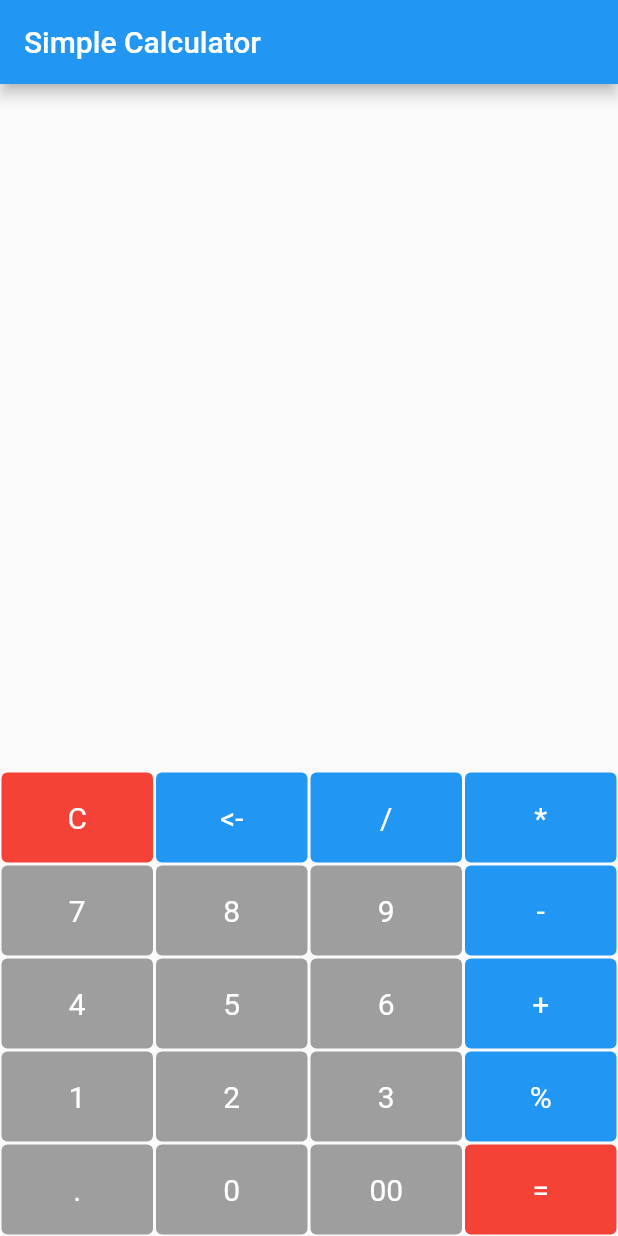
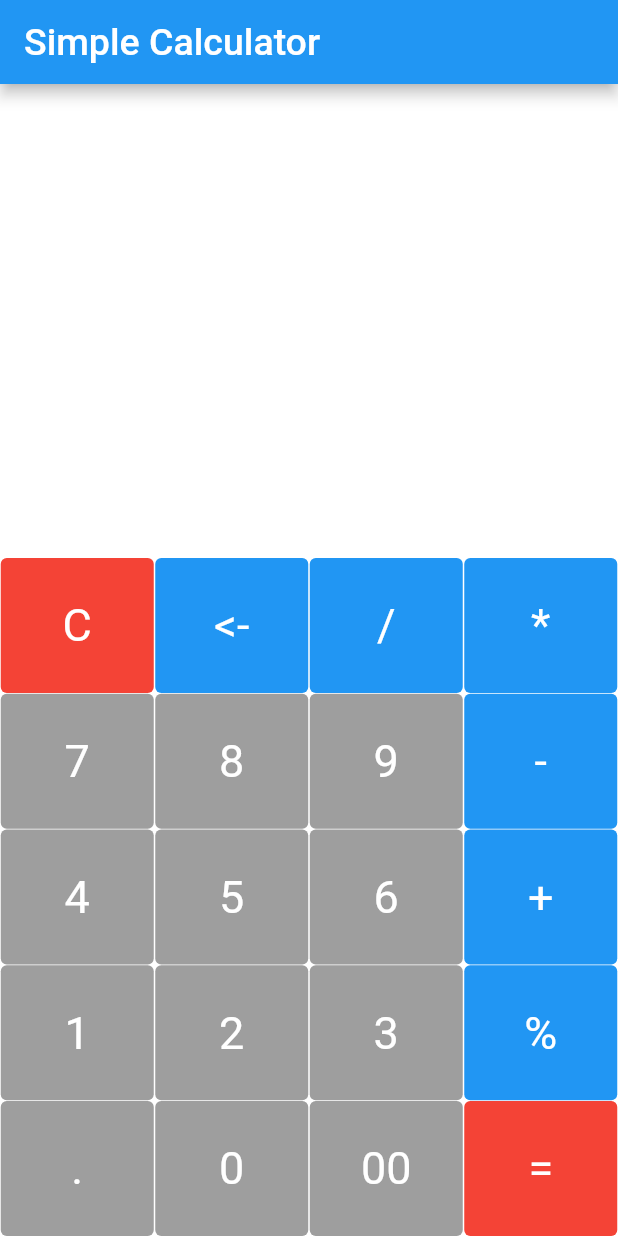
Before and after one commit to niravchavda99/flutter, a Flutter app: the screen it shows after launch, on a phone screen of 412 x 824 dp. Run offline on Flutter 3.47's test engine with Material 2 defaults, Android fonts, the phone set to English and light mode, and no system bars; our stand-ins replace cloud_firestore, firebase_auth, firebase_core, firebase_messaging, firebase_storage, image_picker and 2 more; accounts and stored records are empty.

Commit message:
Simple Calculator Completed

```diff
--- a/calculator/lib/screens/simple_calculator.dart
+++ b/calculator/lib/screens/simple_calculator.dart
@@ -69,10 +69,15 @@ class _SimpleCalculatorState extends State<SimpleCalculator> {
   Widget build(BuildContext context) {
     final Color bgColor = Theme.of(context).primaryColor;
     final Color fgColor = Colors.white;
+    final Color themeColor = Colors.white;
 
     return Scaffold(
+      backgroundColor: themeColor,
       appBar: AppBar(
-        title: Text('Simple Calculator'),
+        title: Text(
+          'Simple Calculator',
+          style: TextStyle(fontSize: 25),
+        ),
       ),
       body: Column(
         children: [
@@ -83,13 +88,14 @@ class _SimpleCalculatorState extends State<SimpleCalculator> {
               child: Text(
                 this._inputText,
                 style: TextStyle(
-                  fontSize: 50,
+                  fontSize: 80,
                 ),
                 textAlign: TextAlign.right,
               ),
             ),
           ),
           Row(
+            mainAxisAlignment: MainAxisAlignment.spaceBetween,
             children: [
               Button(
                 key: ValueKey('C'),
--- a/calculator/lib/widgets/button.dart
+++ b/calculator/lib/widgets/button.dart
@@ -6,20 +6,20 @@ class Button extends StatelessWidget {
   final Color foregroundColor;
   final Function onClick;
 
-  Button(
-      {Key key,
-      this.text,
-      this.backgroundColor,
-      this.foregroundColor,
-      this.onClick})
-      : super(key: key);
+  Button({
+    Key key,
+    this.text,
+    this.backgroundColor,
+    this.foregroundColor,
+    this.onClick,
+  }) : super(key: key);
 
   @override
   Widget build(BuildContext context) {
     return Expanded(
       child: Container(
-        margin: const EdgeInsets.all(1),
-        height: 60,
+        margin: const EdgeInsets.only(left: 0.5, right: 0.5, top: 0.5),
+        height: 90,
         child: TextButton(
           child: Text(this.text),
           onPressed: onClick,
@@ -29,7 +29,9 @@ class Button extends StatelessWidget {
             foregroundColor:
                 MaterialStateProperty.resolveWith((_) => this.foregroundColor),
             textStyle: MaterialStateProperty.resolveWith(
-                (_) => TextStyle(fontSize: 20)),
+                (_) => TextStyle(fontSize: 30)),
+            overlayColor: MaterialStateProperty.resolveWith(
+                (_) => Theme.of(context).accentColor),
           ),
         ),
       ),
```
